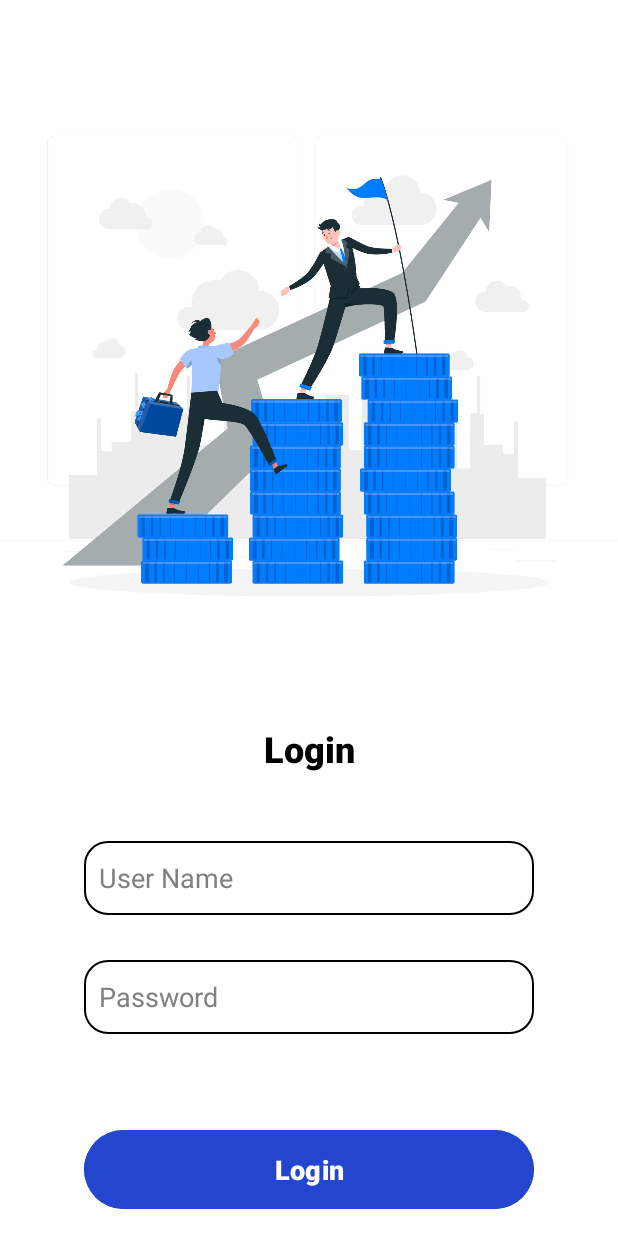
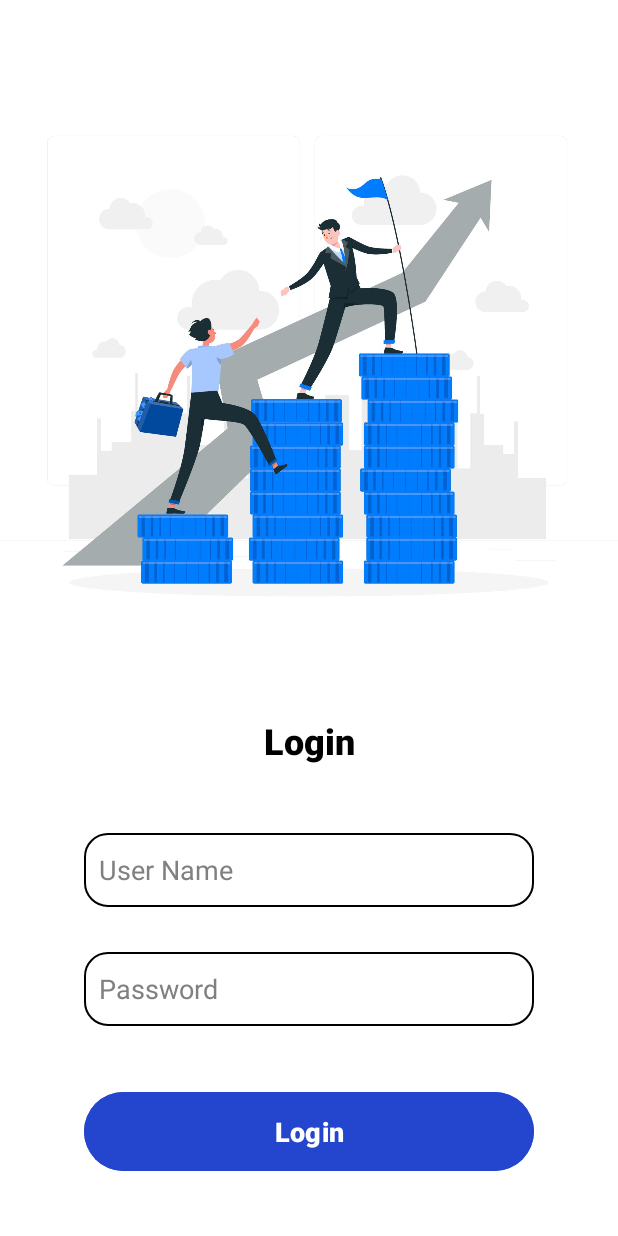
Before and after one commit to Malindup2/FinBot, an Android app: the Login screen opened directly, with no data from a screen before it, on a phone screen of 412 x 824 dp. Run offline under Robolectric (Android 15) with nearby library versions, the phone set to English and light mode, and no system bars.

Commit message:
minor fix(2)

```diff
--- a/app/src/main/res/layout/activity_login.xml
+++ b/app/src/main/res/layout/activity_login.xml
@@ -23,7 +23,7 @@
         android:id="@+id/textView2"
         android:layout_width="match_parent"
         android:layout_height="wrap_content"
-        android:layout_marginTop="25dp"
+        android:layout_marginTop="20dp"
         android:fontFamily="sans-serif-medium"
         android:gravity="center"
         android:text="Login"
@@ -69,7 +69,7 @@
             android:id="@+id/login"
             android:layout_width="300dp"
             android:layout_height="wrap_content"
-            android:layout_marginTop="60dp"
+            android:layout_marginTop="40dp"
             android:backgroundTint="@color/Blue"
             android:gravity="center"
             android:padding="14dp"
```
